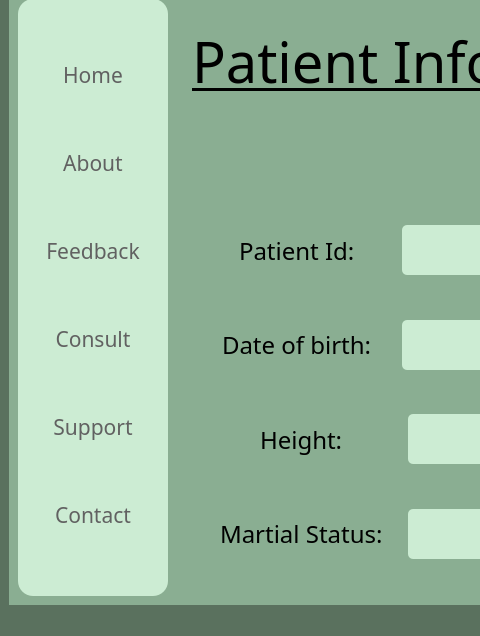
Old version of the form Patient_info_display.ui in the repository srishtiigautam/restorehealth; both pictures show x 0 to 480 and y 125 to 761 of the 1069 by 761 pixel window.
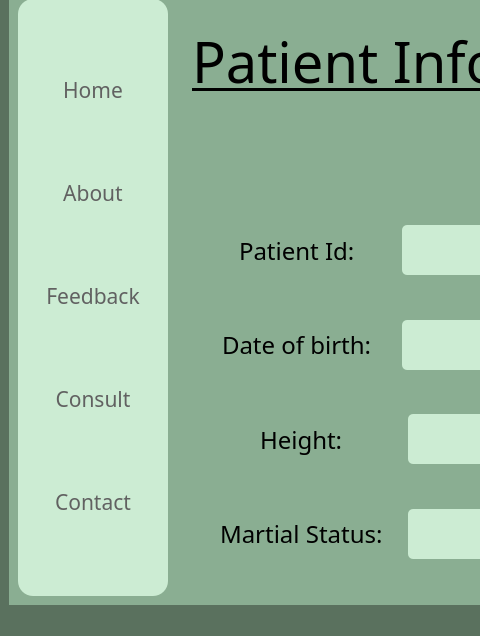
New version of the form. Icons and pictures are not drawn.

```diff
--- a/Patient_info_display.ui
+++ b/Patient_info_display.ui
@@ -215,6 +215,7 @@
              <font>
               <family>Javanese Text</family>
               <pointsize>16</pointsize>
+              <weight>50</weight>
               <bold>false</bold>
              </font>
             </property>
@@ -247,6 +248,7 @@
              <font>
               <family>Javanese Text</family>
               <pointsize>16</pointsize>
+              <weight>50</weight>
               <bold>false</bold>
              </font>
             </property>
@@ -279,6 +281,7 @@
              <font>
               <family>Javanese Text</family>
               <pointsize>16</pointsize>
+              <weight>50</weight>
               <bold>false</bold>
              </font>
             </property>
@@ -311,6 +314,7 @@
              <font>
               <family>Javanese Text</family>
               <pointsize>16</pointsize>
+              <weight>50</weight>
               <bold>false</bold>
              </font>
             </property>
@@ -337,44 +341,13 @@
             </property>
            </widget>
           </item>
-          <item>
-           <widget class="QPushButton" name="pushButton_5">
-            <property name="font">
-             <font>
-              <family>Javanese Text</family>
-              <pointsize>16</pointsize>
-              <bold>false</bold>
-             </font>
-            </property>
-            <property name="cursor">
-             <cursorShape>PointingHandCursor</cursorShape>
-            </property>
-            <property name="styleSheet">
-             <string notr="true">QPushButton{
-color: rgb(97, 97, 97);
-border-radius:10px;
-}
-
-QPushButton:hover{
-background-color: rgb(220, 255, 228);
-	/*color: rgb(255, 255, 255);*/
-	font: 700 16pt &quot;Constantia&quot;;
-}
-
-
-</string>
-            </property>
-            <property name="text">
-             <string>Support</string>
-            </property>
-           </widget>
-          </item>
           <item>
            <widget class="QPushButton" name="Contact_button">
             <property name="font">
              <font>
               <family>Javanese Text</family>
               <pointsize>16</pointsize>
+              <weight>50</weight>
               <bold>false</bold>
              </font>
             </property>
```
Left out of the diff: 5 changed lines with no effect on the pictures.
